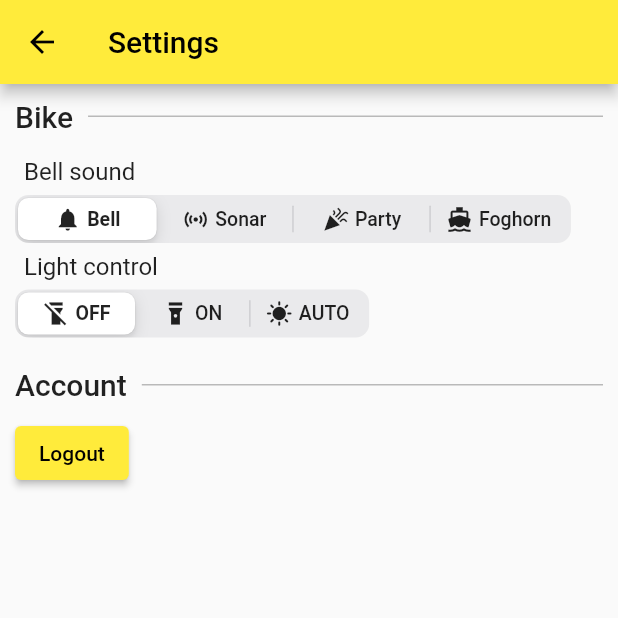
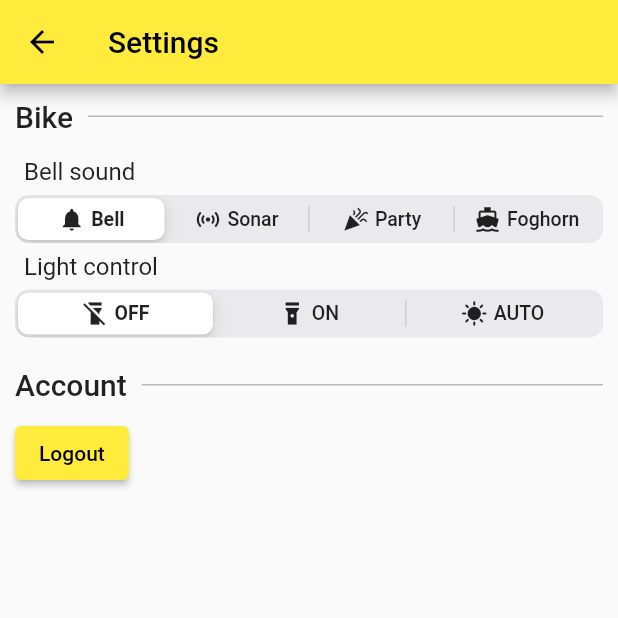
Before and after one commit to mjarkk/vanmoof-web-controller, a Flutter app: the Settings screen opened directly with empty values, on a phone screen of 412 x 824 dp, the top half of it. Run offline on Flutter 3.47's test engine with Material 2 defaults, Android fonts, the phone set to English and light mode, and no system bars; drawn by our look-alikes of modal_bottom_sheet; our stand-ins replace dio, email_validator, flutter_blue_plus, flutter_secure_storage, hex, hive and 1 more; missing offline and left inert: animated_fractionally_sized_box, pointycastle; accounts and stored records are empty.

Commit message:
Make settings bell and light selection have the width of the screen

```diff
--- a/app/lib/routes/settings.dart
+++ b/app/lib/routes/settings.dart
@@ -94,7 +94,9 @@ class BellSoundControl extends StatelessWidget {
             style: TextStyle(fontSize: 16),
           ),
         ),
-        CupertinoSlidingSegmentedControl(
+        SizedBox(
+          width: double.infinity,
+          child: CupertinoSlidingSegmentedControl(
             onValueChanged: mightSetNewBellSound,
             groupValue: bikeBell.bellSound,
             children: bellSoundsToString.map((key, value) => MapEntry(
@@ -113,6 +115,7 @@ class BellSoundControl extends StatelessWidget {
                     ],
                   ),
                 )),
+          ),
         ),
       ],
     );
@@ -142,7 +145,9 @@ class LightStateControl extends StatelessWidget {
             style: TextStyle(fontSize: 16),
           ),
         ),
-        CupertinoSlidingSegmentedControl(
+        SizedBox(
+          width: double.infinity,
+          child: CupertinoSlidingSegmentedControl(
             onValueChanged: mightSetNewLightState,
             groupValue: lightState.lightState,
             children: lightStatesToString.map((key, value) => MapEntry(
@@ -161,6 +166,7 @@ class LightStateControl extends StatelessWidget {
                     ],
                   ),
                 )),
+          ),
         ),
       ],
     );
```
Lines whose indentation alone changed are shown as unchanged.
